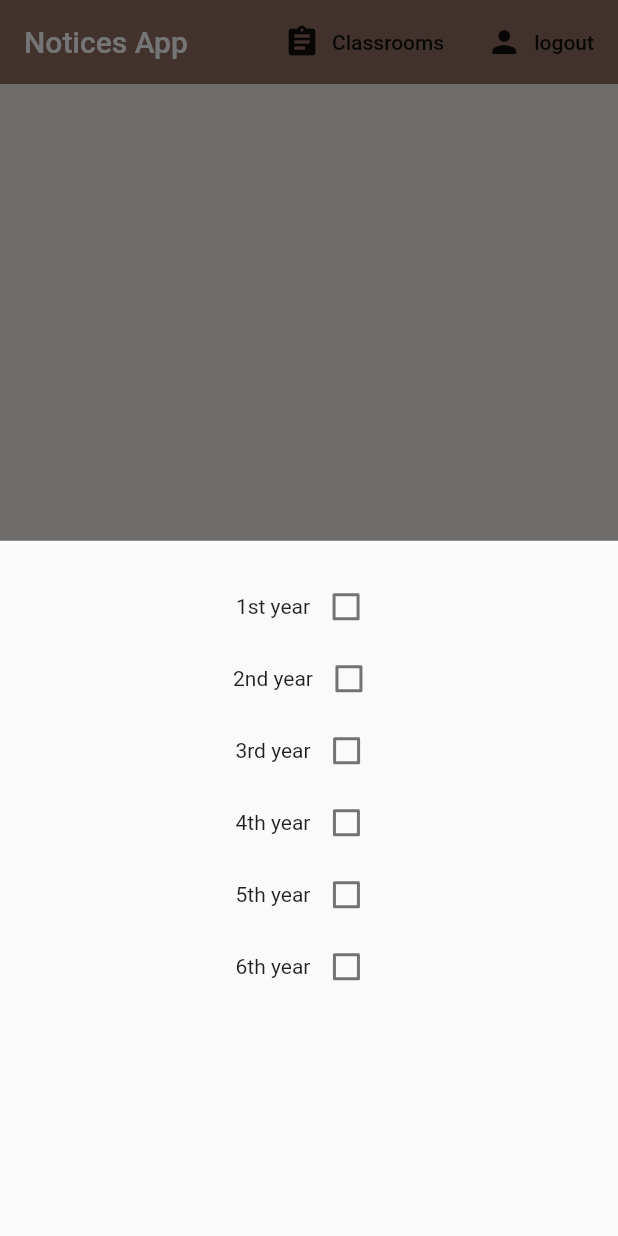
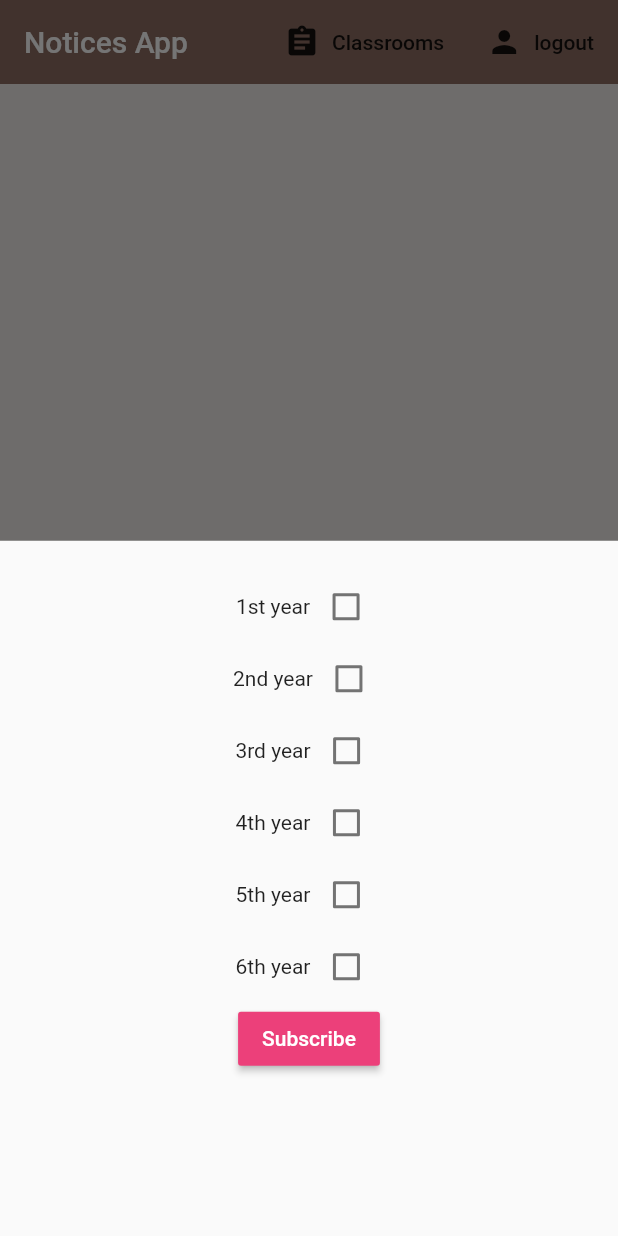
Before and after one commit to 15154/AM4L, a Flutter app: the screen it shows once a user with an empty profile is signed in, after a tap on "Classrooms", on a phone screen of 412 x 824 dp. Run offline on Flutter 3.47's test engine with Material 2 defaults, Android fonts, the phone set to English and light mode, and no system bars; our stand-ins replace cloud_firestore, firebase_auth, flutter_spinkit; accounts and stored records are empty.

Commit message:
submit not working

```diff
--- a/am4l_15123_15154/lib/screens/home/classrooms_form.dart
+++ b/am4l_15123_15154/lib/screens/home/classrooms_form.dart
@@ -9,12 +9,8 @@ class ClassroomsForm extends StatefulWidget {
 class _ClassroomsFormState extends State<ClassroomsForm> {
 
   final _formKey = GlobalKey<FormState>();
-  final List<String> classrooms = ['1', '2', '3', '4', '5', '6'];
 
   // form values
-  //String _currentName;
-  //String _currentClassrooms;
-
   bool _1Val = false;
   bool _2Val = false;
   bool _3Val = false;
@@ -78,6 +74,18 @@ class _ClassroomsFormState extends State<ClassroomsForm> {
               checkbox("5th year", _5Val),
               checkbox("6th year", _6Val),
             ],
+          ),
+          RaisedButton(
+            color: Colors.pink[400],
+            child: Text(
+              'Subscribe',
+              style: TextStyle(color: Colors.white),
+            ),
+            onPressed: () async {
+              //print(_firstValue);
+              //print(_secValue);
+
+            },
           ),
         ],
       ),
```
